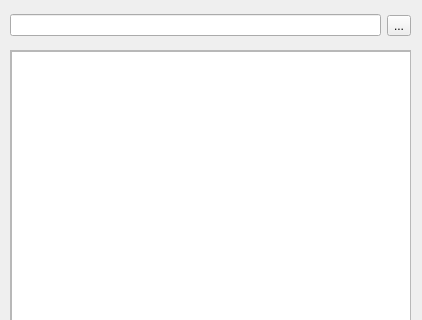
The window that src/GUIs/qt_v2.ui (ch0rl/NEA) describes before a commit, drawn with Qt 5; both pictures show x 0 to 422 and y 0 to 320 of the 422 by 603 pixel window.
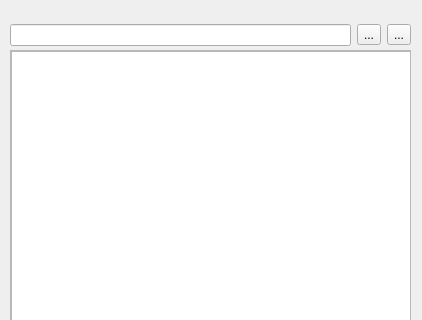
The same window after the commit.

What changed in the file:
```diff
--- a/src/GUIs/qt_v2.ui
+++ b/src/GUIs/qt_v2.ui
@@ -91,7 +91,7 @@
       <x>10</x>
       <y>10</y>
       <width>401</width>
-      <height>31</height>
+      <height>50</height>
      </rect>
     </property>
     <layout class="QHBoxLayout" name="horizontalLayout">
@@ -102,6 +102,19 @@
        </property>
       </widget>
      </item>
+     <item>
+      <widget class="QToolButton" name="scripting_button">
+       <property name="toolTip">
+        <string>Scripting</string>
+       </property>
+       <property name="toolTipDuration">
+        <number>-1</number>
+       </property>
+       <property name="text">
+        <string>...</string>
+       </property>
+      </widget>
+     </item>
      <item>
       <widget class="QToolButton" name="settings_button">
        <property name="text">
```
Left out of the diff: 3 changed lines with no effect on the pictures.
